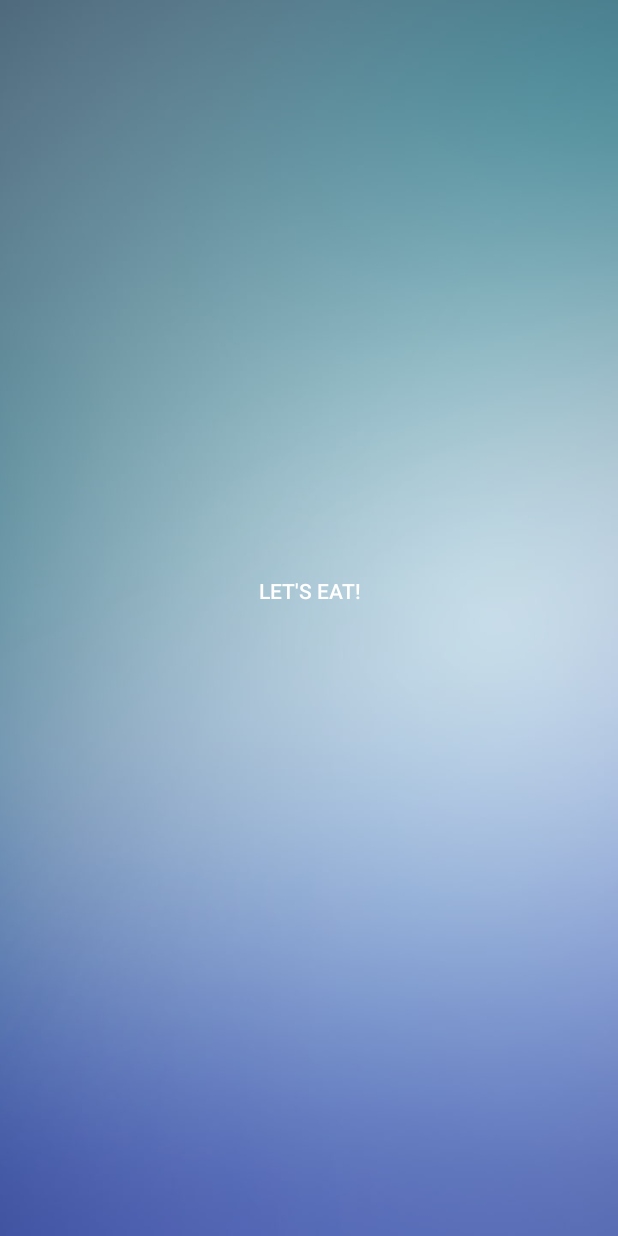
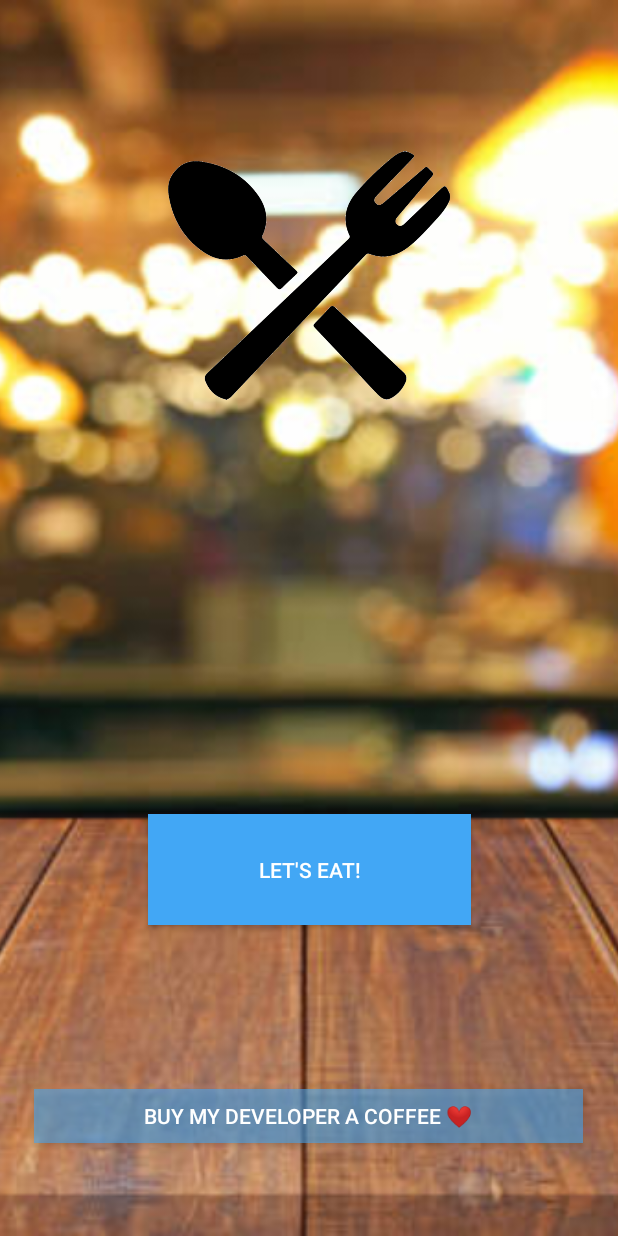
Before and after one commit to solomonheisey/Lets-Eat, an Android app: the screen it shows after launch (MainActivity), on a phone screen of 412 x 824 dp. Run offline under Robolectric (Android 15) with nearby library versions, the phone set to English and light mode, and no system bars.

Commit message:
finished graphics... buttons don't do anything yet

```diff
--- a/src/app/src/main/AndroidManifest.xml
+++ b/src/app/src/main/AndroidManifest.xml
@@ -4,7 +4,7 @@
 
     <application
         android:allowBackup="true"
-        android:icon="@mipmap/ic_launcher"
+        android:icon="@drawable/logo"
         android:label="@string/app_name"
         android:roundIcon="@mipmap/ic_launcher_round"
         android:supportsRtl="true"
--- a/src/app/src/main/java/com/example/lets_eat/MainActivity.java
+++ b/src/app/src/main/java/com/example/lets_eat/MainActivity.java
@@ -23,8 +23,6 @@ public class MainActivity extends AppCompatActivity {
         setContentView(R.layout.activity_main);
 
         Button btn = findViewById(R.id.btnLetsEat);
-        btn.setTextColor(Color.WHITE);
-        btn.setBackgroundColor(0x7933ff);
         btn.setOnClickListener(new View.OnClickListener() {
             @Override
             public void onClick(View v) {
--- a/src/app/src/main/res/layout/activity_main.xml
+++ b/src/app/src/main/res/layout/activity_main.xml
@@ -1,5 +1,4 @@
 <?xml version="1.0" encoding="utf-8"?>
-
 
 <androidx.constraintlayout.widget.ConstraintLayout xmlns:android="http://schemas.android.com/apk/res/android"
     xmlns:app="http://schemas.android.com/apk/res-auto"
@@ -18,17 +17,51 @@
         android:id="@+id/btnLetsEat"
         android:layout_width="215dp"
         android:layout_height="74dp"
-        android:layout_marginStart="158dp"
-        android:layout_marginLeft="158dp"
-        android:layout_marginTop="336dp"
-        android:layout_marginEnd="165dp"
-        android:layout_marginRight="165dp"
-        android:layout_marginBottom="347dp"
+        android:layout_marginStart="98dp"
+        android:layout_marginLeft="98dp"
+        android:layout_marginTop="496dp"
+        android:layout_marginEnd="98dp"
+        android:layout_marginRight="98dp"
+        android:layout_marginBottom="161dp"
+        android:background="#42a7f5"
         android:text="Let's Eat!"
+        android:textColor="#FFFFFF"
         app:layout_constraintBottom_toBottomOf="parent"
         app:layout_constraintEnd_toEndOf="parent"
-        app:layout_constraintHorizontal_bias="0.472"
+        app:layout_constraintStart_toStartOf="parent"
+        app:layout_constraintTop_toTopOf="parent" />
+
+    <ImageView
+        android:id="@+id/imageView"
+        android:layout_width="188dp"
+        android:layout_height="242dp"
+        android:layout_marginStart="111dp"
+        android:layout_marginLeft="111dp"
+        android:layout_marginTop="16dp"
+        android:layout_marginEnd="112dp"
+        android:layout_marginRight="112dp"
+        android:layout_marginBottom="473dp"
+        app:layout_constraintBottom_toBottomOf="parent"
+        app:layout_constraintEnd_toEndOf="parent"
         app:layout_constraintStart_toStartOf="parent"
         app:layout_constraintTop_toTopOf="parent"
-        app:layout_constraintVertical_bias="0.307" />
+        app:srcCompat="@drawable/logo" />
+
+    <Button
+        android:id="@+id/donate"
+        android:layout_width="366dp"
+        android:layout_height="36dp"
+        android:layout_marginStart="22dp"
+        android:layout_marginLeft="22dp"
+        android:layout_marginTop="679dp"
+        android:layout_marginEnd="23dp"
+        android:layout_marginRight="23dp"
+        android:layout_marginBottom="16dp"
+        android:background="#9042a7f5"
+        android:text="Buy my developer a coffee \u2764\ufe0f"
+        android:textColor="#FFFFFF"
+        app:layout_constraintBottom_toBottomOf="parent"
+        app:layout_constraintEnd_toEndOf="parent"
+        app:layout_constraintStart_toStartOf="parent"
+        app:layout_constraintTop_toTopOf="parent" />
 </androidx.constraintlayout.widget.ConstraintLayout>
--- a/src/app/src/main/res/values/strings.xml
+++ b/src/app/src/main/res/values/strings.xml
@@ -1,4 +1,4 @@
 <resources>
-    <string name="app_name">lets-eat</string>
+    <string name="app_name">Let\'s Eat!</string>
     <string name="button">Button</string>
 </resources>
```
Also changed, not shown: src/app/src/main/res/drawable/background.jpg, src/app/src/main/res/drawable/logo.png (added).
